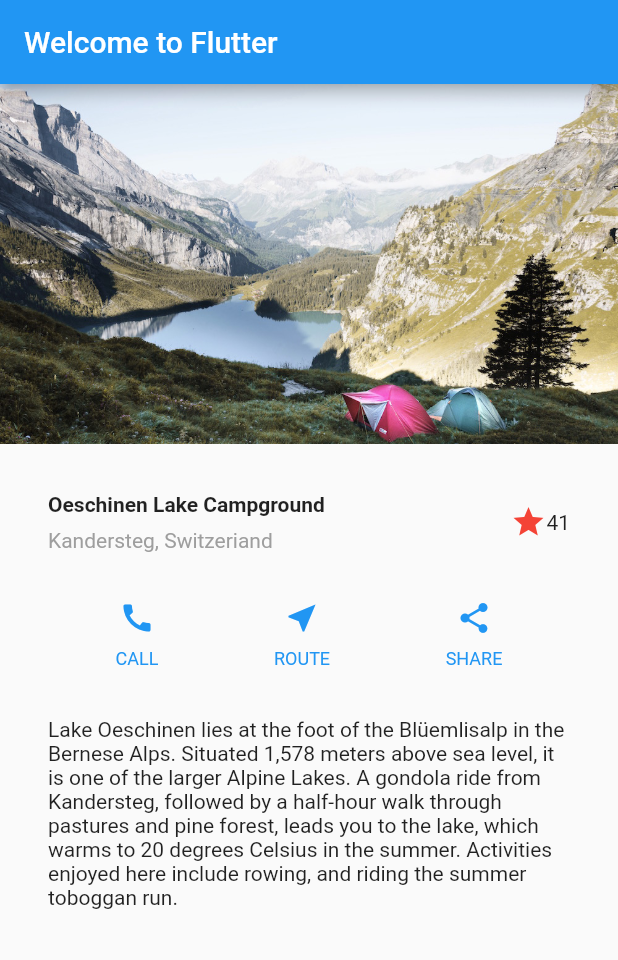
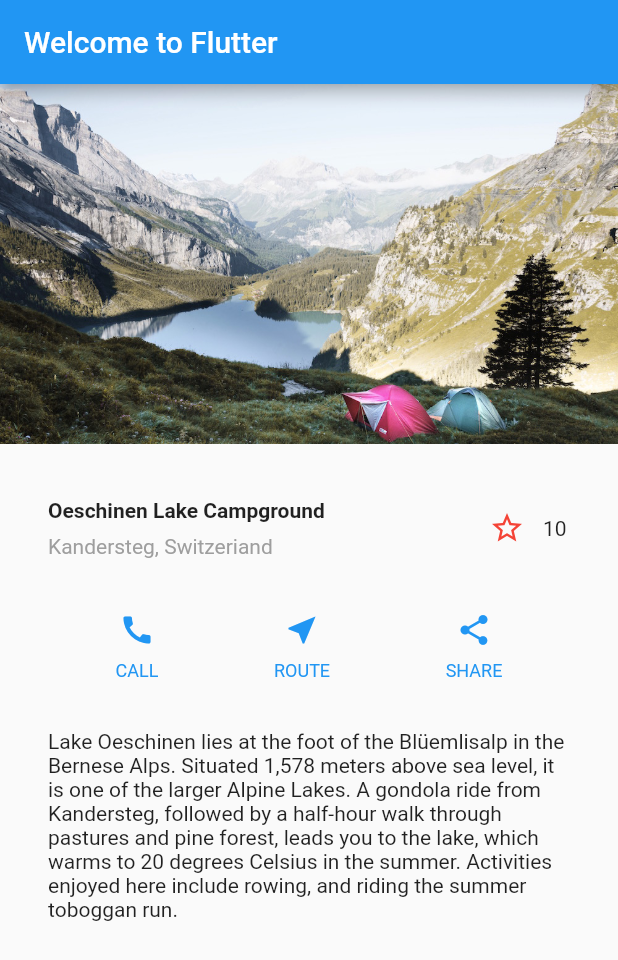
Before and after one commit to hysa/layout_flutter_tutorial, a Flutter app: the screen it shows after launch, on a phone screen of 412 x 824 dp. Shown: the top 960 px of the screen. Run offline on Flutter 3.47's test engine with Material 2 defaults, Android fonts, the phone set to English and light mode, and no system bars.

Commit message:
Add interactive

```diff
--- a/lib/main.dart
+++ b/lib/main.dart
@@ -28,8 +28,7 @@ class MyApp extends StatelessWidget {
               )
             ],
           )),
-          Icon(Icons.star, color: Colors.red[500]),
-          Text('41')
+          FavoriteWidget(),
         ],
       ),
     );
@@ -103,3 +102,48 @@ class MyApp extends StatelessWidget {
         ]);
   }
 }
+
+class FavoriteWidget extends StatefulWidget {
+  @override
+  _FavoriteWidgetState createState() => _FavoriteWidgetState();
+}
+
+class _FavoriteWidgetState extends State<FavoriteWidget> {
+  bool _isFavorited = false;
+  int _favoriteCount = 10;
+
+  @override
+  Widget build(BuildContext context) {
+    return Row(
+      mainAxisSize: MainAxisSize.min,
+      children: [
+        Container(
+          padding: EdgeInsets.all(0),
+          child: IconButton(
+            icon: (_isFavorited ? Icon(Icons.star) : Icon(Icons.star_border)),
+            color: Colors.red[500],
+            onPressed: _toggleFavorite,
+          ),
+        ),
+        SizedBox(
+          width: 18,
+          child: Container(
+            child: Text('$_favoriteCount'),
+          ),
+        ),
+      ],
+    );
+  }
+
+  void _toggleFavorite() {
+    setState(() {
+      if (_isFavorited) {
+        _isFavorited = false;
+        _favoriteCount--;
+      } else {
+        _isFavorited = true;
+        _favoriteCount++;
+      }
+    });
+  }
+}
```
